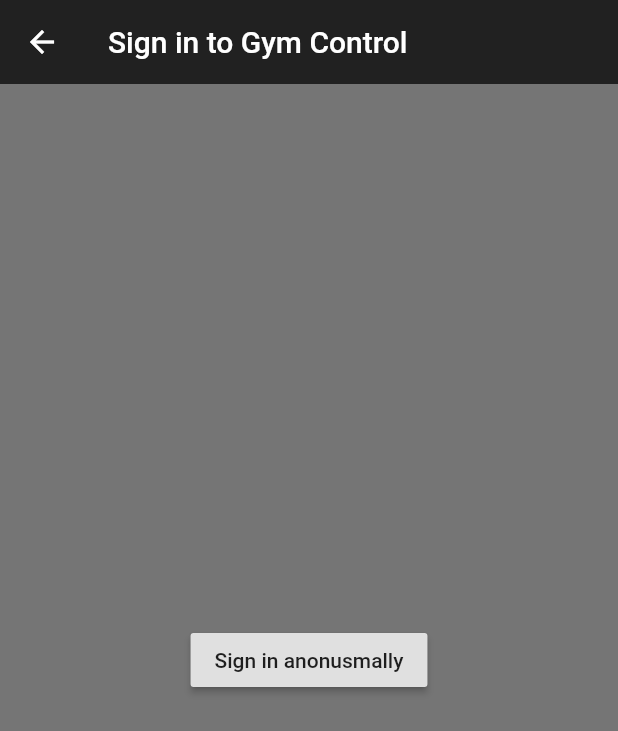
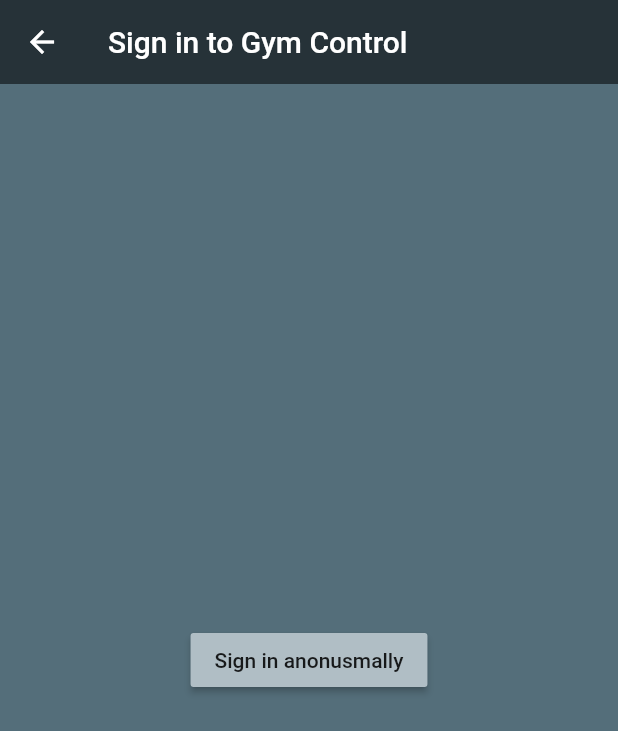
Before and after one commit to CarlosReyesM/gymcontrol, a Flutter app: the SignIn screen opened directly, after a tap on "Sign in anonusmally", on a phone screen of 412 x 824 dp. Shown: the top 731 px of the screen. Run offline on Flutter 3.47's test engine with Material 2 defaults, Android fonts, the phone set to English and light mode, and no system bars; our stand-ins replace cloud_firestore, firebase_auth; accounts and stored records are empty; network calls fail.

```diff
--- a/lib/authenticate/sign_in.dart
+++ b/lib/authenticate/sign_in.dart
@@ -8,14 +8,14 @@ class SignIn extends StatefulWidget {
 
 class _SignInState extends State<SignIn> {
 
-  final AuthServide _auth = AuthServide();
+  final AuthService _auth = AuthService();
 
   @override
   Widget build(BuildContext context) {
     return Scaffold(
-      backgroundColor: Colors.grey[600],
+      backgroundColor: Colors.blueGrey[600],
       appBar: AppBar(
-        backgroundColor: Colors.grey[900],
+        backgroundColor: Colors.blueGrey[900],
         elevation: 0.0,
         title: Text('Sign in to Gym Control'),
       ),
@@ -23,6 +23,7 @@ class _SignInState extends State<SignIn> {
         padding: EdgeInsets.symmetric(vertical: 20.0, horizontal: 50.0),
         child: Center(
           child: RaisedButton(
+            color: Colors.blueGrey[200],
             child: Text('Sign in anonusmally'),
             onPressed: () async {
               dynamic result = await _auth.signInAnon();
@@ -30,7 +31,7 @@ class _SignInState extends State<SignIn> {
                 print('Error sign in');
               } else {
                 print('Signed in');
-                print(result);
+                print(result.uid);
               }
             },
           ),
--- /dev/null
+++ b/lib/models/user.dart
@@ -0,0 +1,4 @@
+class User {
+  final String uid;
+  User({this.uid});
+}
--- a/lib/screens/wrapper.dart
+++ b/lib/screens/wrapper.dart
@@ -1,9 +1,13 @@
+import 'package:gymcontrol/screens/myHome.dart';
+import 'package:provider/provider.dart';
+import '../models/user.dart';
 import '../authenticate/authenticate.dart';
 import 'package:flutter/material.dart';
 
 class Wrapper extends StatelessWidget {
   @override
   Widget build(BuildContext context) {
-    return Authenticate();
+    final user = Provider.of<User>(context);
+    return user.uid != null ? MyHomePage() : Authenticate();
   }
 }
--- a/lib/services/auth.dart
+++ b/lib/services/auth.dart
@@ -1,19 +1,33 @@
 import 'package:firebase_auth/firebase_auth.dart';
+import 'package:gymcontrol/models/user.dart';
 
-class AuthServide {
+class AuthService {
 
   final FirebaseAuth _auth = FirebaseAuth.instance;
+  // create user object base on firebase user
+
+  User _userFromFirebaseUser(FirebaseUser user) {
+    return user != null ? User(uid: user.uid) : null;
+  }
+
+  // auth change user stream
+
+  Stream<User> get user {
+    return _auth.onAuthStateChanged
+    .map(_userFromFirebaseUser);
+  }
+
   Future signInAnon() async {
     try {
       AuthResult result = await _auth.signInAnonymously();
       FirebaseUser user = result.user;
-      return user;
+      return _userFromFirebaseUser(user);
     } catch(e) {
       print(e.toString());
       return null;
     }
   }
-  // TODO sign in with email and password
-  // TODO register with email and password
-  // TODO sign out
+  //  sign in with email and password
+  //  register with email and password
+  //  sign out
 }
--- a/pubspec.yaml
+++ b/pubspec.yaml
@@ -22,6 +22,7 @@ dependencies:
     sdk: flutter
   uuid: 2.0.4
   firebase_auth: ^0.14.0+5
+  provider: ^3.1.0
 
   # The following adds the Cupertino Icons font to your application.
   # Use with the CupertinoIcons class for iOS style icons.
```
Also changed, not shown: lib/screens/main.dart (+10 -4 lines), pubspec.lock.
